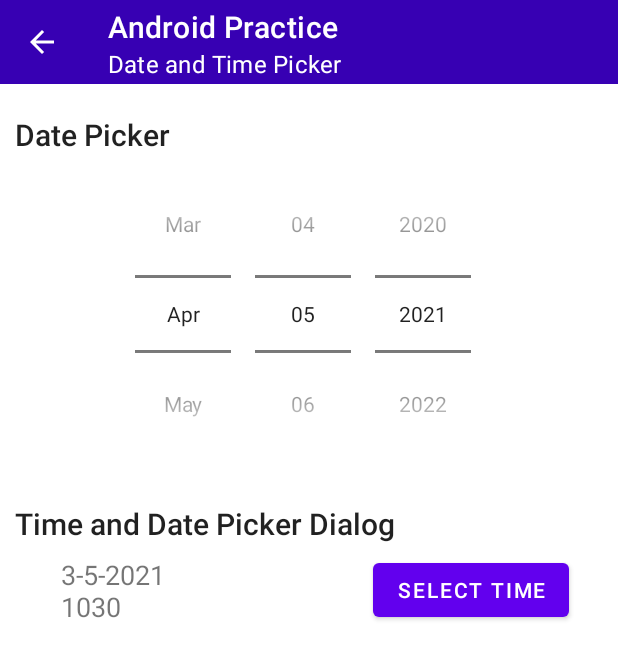
After one commit to antorparvez/AndroidDelligramPractice, an Android app: the PickerActivity screen opened directly, with no data from a screen before it, on a phone screen of 412 x 824 dp. The commit adds this screen. Shown: the top 659 px of the screen. Run offline under Robolectric (Android 15) with nearby library versions, the phone set to English and light mode, and no system bars.

Commit message:
Date and time Picker

```diff
--- a/app/src/main/AndroidManifest.xml
+++ b/app/src/main/AndroidManifest.xml
@@ -2,7 +2,7 @@
 <manifest xmlns:android="http://schemas.android.com/apk/res/android"
     package="com.example.androidpracticedelligram">
 
-    <uses-permission android:name="android.permission.INTERNET"/>
+    <uses-permission android:name="android.permission.INTERNET" />
 
     <application
         android:allowBackup="true"
@@ -11,7 +11,8 @@
         android:roundIcon="@mipmap/ic_launcher_round"
         android:supportsRtl="true"
         android:theme="@style/Theme.AndroidPracticeDelligram">
-        <activity android:name=".activity_03_webview.Activity_webview"></activity>
+        <activity android:name=".activity_04_picker.PickerActivity"></activity>
+        <activity android:name=".activity_03_webview.Activity_webview" />
         <activity android:name=".activity_02_checkbox_seekbar_switch_radio_dropdown.Activity_checkbox" />
         <activity android:name=".Activity_01_TextView_EditText_Button.Activity_textview" />
         <activity android:name=".MainActivity">
--- a/app/src/main/java/com/example/androidpracticedelligram/MainActivity.kt
+++ b/app/src/main/java/com/example/androidpracticedelligram/MainActivity.kt
@@ -6,6 +6,7 @@ import android.os.Bundle
 import com.example.androidpracticedelligram.Activity_01_TextView_EditText_Button.Activity_textview
 import com.example.androidpracticedelligram.activity_02_checkbox_seekbar_switch_radio_dropdown.Activity_checkbox
 import com.example.androidpracticedelligram.activity_03_webview.Activity_webview
+import com.example.androidpracticedelligram.activity_04_picker.PickerActivity
 import com.example.androidpracticedelligram.databinding.ActivityMainBinding
 
 
@@ -15,6 +16,7 @@ class MainActivity : AppCompatActivity() {
 
     override fun onCreate(savedInstanceState: Bundle?) {
         super.onCreate(savedInstanceState)
+
         binding = ActivityMainBinding.inflate(layoutInflater)
         val view = binding.root
         setContentView(view)
@@ -33,6 +35,10 @@ class MainActivity : AppCompatActivity() {
             val intent = Intent(this, Activity_webview ::class.java)
             startActivity(intent)
         }
+        binding.datePickerBtn.setOnClickListener {
+            val intent = Intent(this, PickerActivity ::class.java)
+            startActivity(intent)
+        }
 
 
     }
--- /dev/null
+++ b/app/src/main/java/com/example/androidpracticedelligram/activity_04_picker/PickerActivity.kt
@@ -0,0 +1,104 @@
+package com.example.androidpracticedelligram.activity_04_picker
+
+import android.app.DatePickerDialog
+import android.app.TimePickerDialog
+import androidx.appcompat.app.AppCompatActivity
+import android.os.Bundle
+import android.text.format.DateFormat
+import android.widget.DatePicker
+import android.widget.TimePicker
+import android.widget.Toast
+import com.example.androidpracticedelligram.BaseActivity
+import com.example.androidpracticedelligram.R
+import com.example.androidpracticedelligram.databinding.ActivityMainBinding
+import com.example.androidpracticedelligram.databinding.ActivityPickerBinding
+import java.util.*
+
+class PickerActivity : BaseActivity(), DatePickerDialog.OnDateSetListener,
+    TimePickerDialog.OnTimeSetListener {
+    private lateinit var binding: ActivityPickerBinding
+    var day = 0
+    var month: Int = 0
+    var year: Int = 0
+    var hour: Int = 0
+    var minute: Int = 0
+    var myDay = 0
+    var myMonth: Int = 0
+    var myYear: Int = 0
+    var myHour: Int = 0
+    var myMinute: Int = 0
+
+    override fun onCreate(savedInstanceState: Bundle?) {
+        super.onCreate(savedInstanceState)
+        binding = ActivityPickerBinding.inflate(layoutInflater)
+        val view = binding.root
+        setContentView(view)
+
+
+        initToolbar("Date and Time Picker")
+        getDatePickerDate()
+
+        binding.btnTime.setOnClickListener {
+            timePickerDialog()
+        }
+
+        val calendar: Calendar = Calendar.getInstance()
+        day = calendar.get(Calendar.DAY_OF_MONTH)
+        month = calendar.get(Calendar.MONTH)
+        year = calendar.get(Calendar.YEAR)
+        hour = calendar.get(Calendar.HOUR)
+        minute = calendar.get(Calendar.MINUTE)
+
+        binding.inDate.text = "$month-$day-$year\n$hour$minute"
+
+    }
+
+    private fun timePickerDialog() {
+
+       val datePickerDialog =
+            DatePickerDialog(this, this@PickerActivity, year, month,day)
+        datePickerDialog.show()
+
+
+    }
+
+    private fun getDatePickerDate() {
+        val today = Calendar.getInstance()
+        binding.datePicker.init(
+            today[Calendar.YEAR],
+            today[Calendar.MONTH],
+            today[Calendar.DAY_OF_MONTH]
+
+
+        )
+
+        { view, year, month, day ->
+            val month = month + 1
+            val msg = "You Selected: $day/$month/$year"
+            Toast.makeText(this, msg, Toast.LENGTH_SHORT).show()
+        }
+    }
+
+    override fun onDateSet(view: DatePicker?, year: Int, month: Int, dayOfMonth: Int) {
+        myDay = day
+        myYear = year
+        myMonth = month
+        val calendar: Calendar = Calendar.getInstance()
+        hour = calendar.get(Calendar.HOUR)
+        minute = calendar.get(Calendar.MINUTE)
+        val timePickerDialog = TimePickerDialog(this, this@PickerActivity, hour, minute,
+            DateFormat.is24HourFormat(this))
+        timePickerDialog.show()
+
+    }
+
+    override fun onTimeSet(view: TimePicker?, hourOfDay: Int, minute: Int) {
+
+        myHour = hourOfDay
+        myMinute = minute
+
+        binding.inDate.text = "$month-$day-$year\n$hour$minute"
+    }
+
+
+}
--- /dev/null
+++ b/app/src/main/res/layout/activity_picker.xml
@@ -0,0 +1,65 @@
+<?xml version="1.0" encoding="utf-8"?>
+<LinearLayout xmlns:android="http://schemas.android.com/apk/res/android"
+    xmlns:app="http://schemas.android.com/apk/res-auto"
+    xmlns:tools="http://schemas.android.com/tools"
+    android:layout_width="match_parent"
+    android:layout_height="match_parent"
+    tools:context=".activity_04_picker.PickerActivity"
+    android:orientation="vertical">
+
+
+    <include layout="@layout/toolbar"
+        android:id="@+id/toolbar"/>
+
+
+    <TextView
+        android:layout_width="match_parent"
+        android:layout_height="wrap_content"
+        android:layout_marginTop="20dp"
+        android:layout_marginStart="10dp"
+        android:layout_marginEnd="10dp"
+        android:text="Date Picker"
+        style="@style/TextAppearance.AppCompat.Title"/>
+    <DatePicker
+        android:id="@+id/datePicker"
+        android:layout_width="match_parent"
+        android:layout_height="wrap_content"
+        android:datePickerMode="spinner"
+        android:layout_marginStart="10dp"
+        android:layout_marginEnd="10dp"
+        android:calendarViewShown="false"/>
+
+
+
+    <TextView
+        android:layout_width="match_parent"
+        android:layout_height="wrap_content"
+        android:layout_marginTop="20dp"
+        android:layout_marginStart="10dp"
+        android:layout_marginEnd="10dp"
+        android:text="Time and Date Picker Dialog"
+        style="@style/TextAppearance.AppCompat.Title"/>
+
+    <LinearLayout
+        android:layout_width="match_parent"
+        android:layout_height="wrap_content"
+        android:orientation="horizontal"
+        android:gravity="center">
+        <TextView
+            android:layout_width="200dp"
+            android:layout_height="wrap_content"
+            android:id="@+id/in_date"
+            android:textSize="18sp"
+            android:layout_margin="8dp" />
+
+
+        <Button
+            android:layout_width="wrap_content"
+            android:layout_height="wrap_content"
+            android:text="SELECT TIME"
+            android:id="@+id/btn_time" />
+
+    </LinearLayout>
+
+
+</LinearLayout>
```
Also changed, not shown: app/src/main/res/layout/activity_main.xml (+8 -0 lines).
